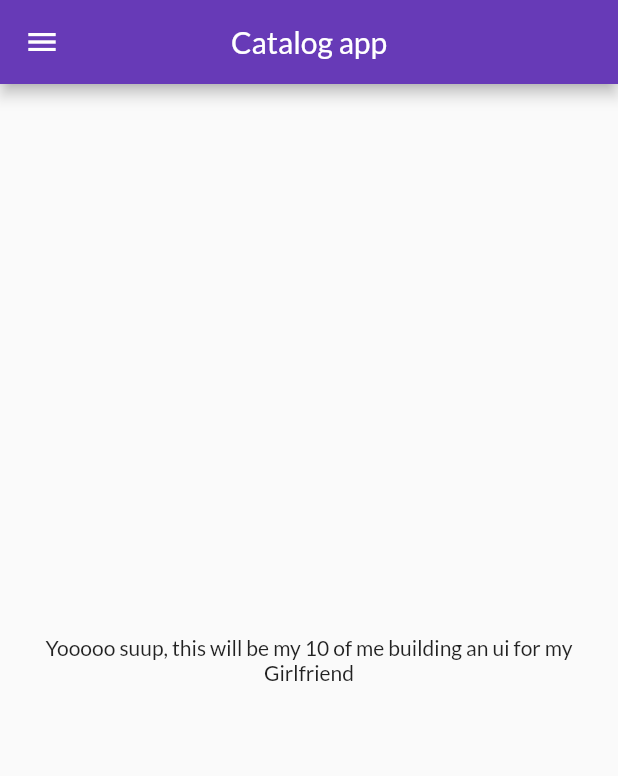
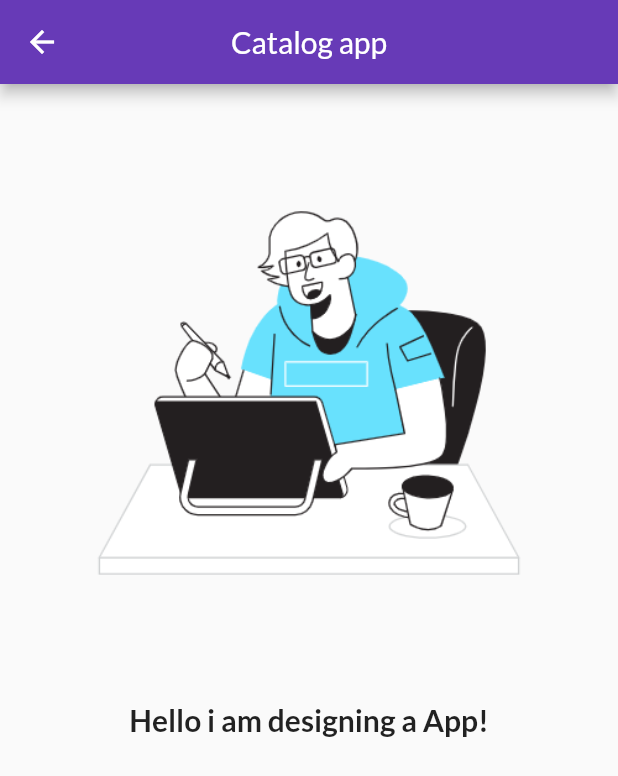
Before and after one commit to HussainGhantiwala/Myapp_Flutter, a Flutter app: the HomePage screen opened by its route, on a phone screen of 412 x 824 dp. Shown: the top 776 px of the screen. Run offline on Flutter 3.47's test engine with Material 2 defaults, Android fonts, the light colour scheme and no system bars; our stand-ins replace google_fonts.

Commit message:
day4  completed

```diff
--- a/lib/main.dart
+++ b/lib/main.dart
@@ -2,6 +2,7 @@
 import 'package:flutter/material.dart';
 import 'package:flutter_application_1/pages/Login_page.dart';
 import 'package:flutter_application_1/pages/home_page.dart';
+import 'package:flutter_application_1/utilities/routes.dart';
 import 'package:google_fonts/google_fonts.dart';
 
 void main() {
@@ -25,9 +26,8 @@ class MyApp extends StatelessWidget {
         darkTheme: ThemeData(brightness: Brightness.dark),
         initialRoute: "/login",
         routes: {
-          "/": (context) => LoginPage(),
-          "/home": (context) => HomePage(),
-          "/login": (context) => LoginPage()
+          MyRoutes.homeRoute: (context) => HomePage(),
+          MyRoutes.loginRoute: (context) => LoginPage()
         });
   }
 }
--- a/lib/pages/home_page.dart
+++ b/lib/pages/home_page.dart
@@ -4,22 +4,22 @@ import 'package:flutter/material.dart';
 class HomePage extends StatelessWidget {
   @override
   Widget build(BuildContext context) {
-    num days = 10;
-    String name = "Girlfriend";
     return Scaffold(
         appBar: AppBar(
           centerTitle: true,
           title: Text("Catalog app"),
         ),
         body: Center(
-        child: Container(
-          child: Text(
-            "Yooooo suup, this will be my $days of me building an ui for my $name",
+          child: Column(
+            children: [
+              Image.asset("Assets/images/design.png"),
+              Text(
+                "Hello i am designing a App!",
                 textAlign: TextAlign.center,
+                style: TextStyle(fontSize: 20, fontWeight: FontWeight.bold),
               ),
+            ],
           ),
-      ),
-      drawer: Drawer(),
-    );
+        ));
   }
 }
--- /dev/null
+++ b/lib/utilities/routes.dart
@@ -0,0 +1,4 @@
+class MyRoutes {
+  static String loginRoute = "/login";
+  static String homeRoute = "/home";
+}
```
Also changed, not shown: lib/pages/Login_page.dart (+11 -4 lines), Assets/images/design.png (added). Lines whose indentation alone changed are shown as unchanged.
